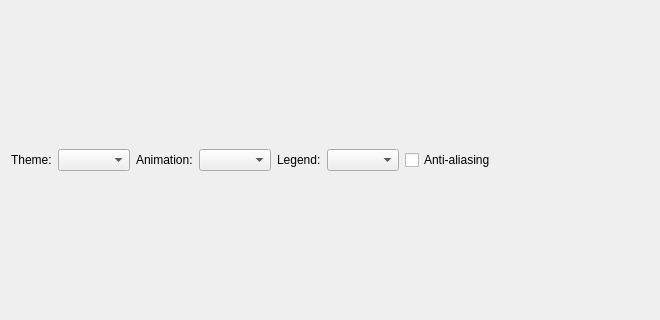
Before: the Qt Designer form cgteaqt.ui in rostam/CGTeaQt, drawn with Qt 5; both pictures show x 0 to 660 and y 140 to 460 of the 900 by 600 pixel window.
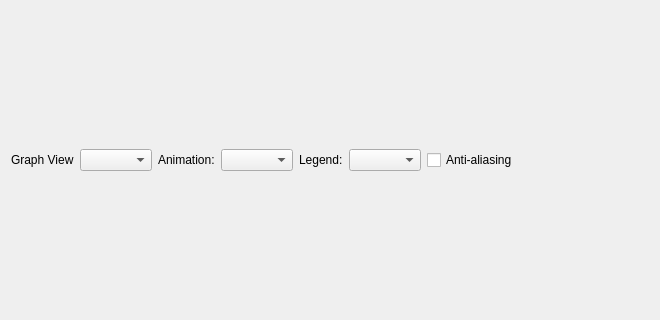
After: the same form once the commit is applied.

Commit message: updating the label of combobox for graph view selection

```diff
--- a/cgteaqt.ui
+++ b/cgteaqt.ui
@@ -16,7 +16,7 @@
      <item>
       <widget class="QLabel" name="themeLabel">
        <property name="text">
-        <string>Theme:</string>
+        <string>Graph View</string>
        </property>
       </widget>
      </item>
```
Left out of the diff: 40 changed lines with no effect on the pictures. The commit also changes 4 other files.
